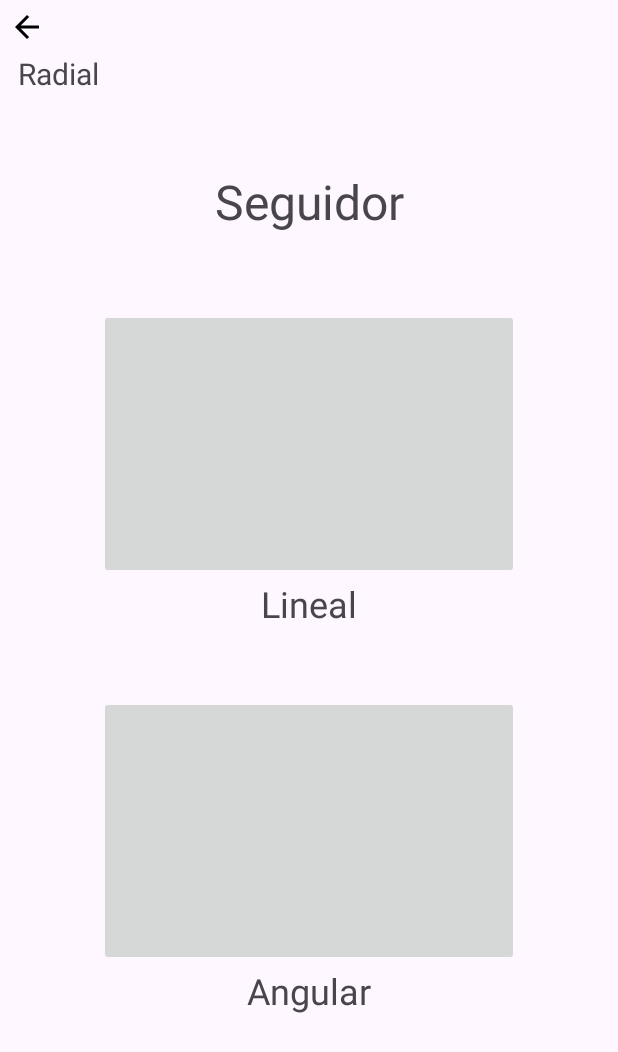
After one commit to JIvanVB/LevanF, an Android app: the layout activity_menu_radial.xml on its own in the app's theme, with its tools: preview values and no code run, on a phone screen of 412 x 824 dp. The commit adds this screen. Shown: the top 1052 px of the screen. Run offline under Robolectric (Android 15) with nearby library versions, the phone set to English and light mode, and no system bars.

Commit message:
Navegación entre menús

```diff
--- a/app/build.gradle.kts
+++ b/app/build.gradle.kts
@@ -15,6 +15,10 @@ android {
         versionName = "1.0"
 
         testInstrumentationRunner = "androidx.test.runner.AndroidJUnitRunner"
+    }
+
+    buildFeatures {
+        viewBinding = true
     }
 
     buildTypes {
--- /dev/null
+++ b/app/src/main/res/drawable/baseline_arrow_back_24.xml
@@ -0,0 +1,5 @@
+<vector xmlns:android="http://schemas.android.com/apk/res/android" android:autoMirrored="true" android:height="24dp" android:tint="#000000" android:viewportHeight="24" android:viewportWidth="24" android:width="24dp">
+
+    <path android:fillColor="@android:color/white" android:pathData="M20,11H7.83l5.59,-5.59L12,4l-8,8 8,8 1.41,-1.41L7.83,13H20v-2z"/>
+
+</vector>
--- /dev/null
+++ b/app/src/main/res/layout/activity_menu_radial.xml
@@ -0,0 +1,64 @@
+<?xml version="1.0" encoding="utf-8"?>
+<LinearLayout xmlns:android="http://schemas.android.com/apk/res/android"
+    xmlns:app="http://schemas.android.com/apk/res-auto"
+    xmlns:tools="http://schemas.android.com/tools"
+    android:id="@+id/main"
+    android:orientation="vertical"
+    android:layout_width="match_parent"
+    android:layout_height="match_parent"
+    tools:context=".MenuRadial">
+
+    <ImageButton android:id="@+id/btnBack"
+        android:layout_width="35dp"
+        android:layout_height="35dp"
+        android:src="@drawable/baseline_arrow_back_24"
+        android:background="@android:color/transparent"
+
+        />
+
+    <TextView android:id="@+id/tvRadial"
+        android:layout_width="match_parent"
+        android:layout_height="wrap_content"
+        android:textSize="20sp"
+        android:text="@string/radial"
+        android:layout_marginLeft="12dp"
+        />
+
+    <TextView android:id="@+id/tvSeguidor"
+        android:layout_width="match_parent"
+        android:layout_height="wrap_content"
+        android:layout_marginVertical="50dp"
+        android:textSize="32sp"
+        android:text="@string/seguidor"
+        android:textAlignment="center"
+        />
+
+    <ImageButton android:id="@+id/btnLineal"
+        android:layout_width="@dimen/ancho_imagen"
+        android:layout_height="@dimen/altura_imagen"
+        android:layout_gravity="center"
+        />
+
+    <TextView android:id="@+id/tvLineal"
+        android:layout_width="match_parent"
+        android:layout_height="wrap_content"
+        android:textSize="24sp"
+        android:text="@string/lineal"
+        android:textAlignment="center"
+        android:layout_marginBottom="45dp"
+        />
+
+    <ImageButton android:id="@+id/btnAngular"
+        android:layout_width="@dimen/ancho_imagen"
+        android:layout_height="@dimen/altura_imagen"
+        android:layout_gravity="center"
+        />
+
+    <TextView android:id="@+id/tvAngular"
+        android:layout_width="match_parent"
+        android:layout_height="wrap_content"
+        android:textSize="24sp"
+        android:text="@string/angular"
+        android:textAlignment="center"
+        />
+</LinearLayout>
--- /dev/null
+++ b/app/src/main/res/values/dimens.xml
@@ -0,0 +1,5 @@
+<?xml version="1.0" encoding="utf-8"?>
+<resources>
+    <dimen name="altura_imagen">180dp</dimen>
+    <dimen name="ancho_imagen">280dp</dimen>
+</resources>
--- a/app/src/main/res/values/strings.xml
+++ b/app/src/main/res/values/strings.xml
@@ -1,3 +1,8 @@
 <resources>
     <string name="app_name">LevanF</string>
+    <string name="radial">Radial</string>
+    <string name="axial">Axial</string>
+    <string name="lineal">Lineal</string>
+    <string name="angular">Angular</string>
+    <string name="seguidor">Seguidor</string>
 </resources>
```
Also changed, not shown: app/src/main/java/com/rafd/levanf/MenuPrincipal.kt (added, +23 -0 lines), app/src/main/java/com/rafd/levanf/MenuRadial.kt (added, +23 -0 lines), app/src/main/res/layout/activity_menu_principal.xml (added, +51 -0 lines).
